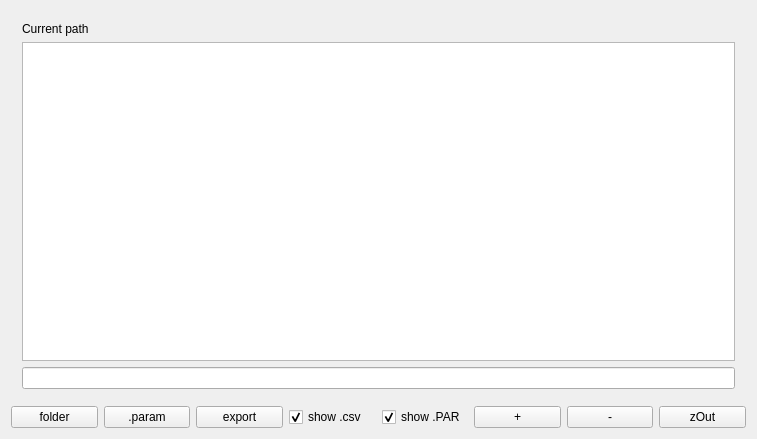
Before: the Qt Designer form mainwindow.ui in Rezenter/HysteLoop, drawn with Qt 5.
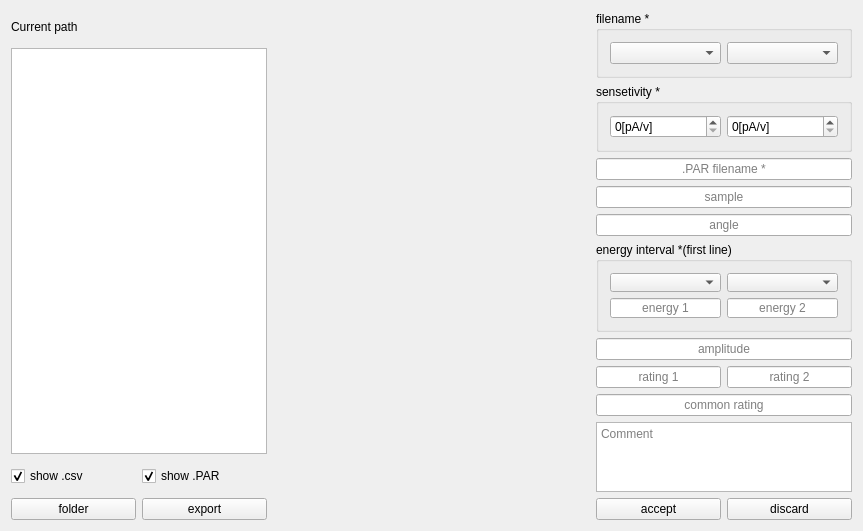
After: the same form once the commit is applied.

Diff of the .ui file:
```diff
--- a/mainwindow.ui
+++ b/mainwindow.ui
@@ -6,62 +6,188 @@
    <rect>
     <x>0</x>
     <y>0</y>
-    <width>757</width>
-    <height>439</height>
+    <width>863</width>
+    <height>519</height>
    </rect>
   </property>
   <property name="windowTitle">
    <string>MainWindow</string>
   </property>
   <widget class="QWidget" name="centralWidget">
-   <layout class="QGridLayout" name="gridLayout">
-    <item row="0" column="0" colspan="8">
-     <widget class="QSplitter" name="splitter">
-      <property name="orientation">
-       <enum>Qt::Horizontal</enum>
+   <layout class="QGridLayout" name="gridLayout_2">
+    <item row="5" column="3" colspan="2">
+     <widget class="QLineEdit" name="angleEdit">
+      <property name="text">
+       <string/>
       </property>
-      <widget class="QWidget" name="verticalLayoutWidget">
-       <layout class="QVBoxLayout" name="verticalLayout_2">
-        <item>
-         <widget class="QLabel" name="dataDirLabel">
-          <property name="text">
-           <string>Current path</string>
-          </property>
-         </widget>
-        </item>
-        <item>
-         <widget class="QTableView" name="fileTable"/>
-        </item>
-        <item>
-         <widget class="QLineEdit" name="commentLine"/>
-        </item>
-       </layout>
-      </widget>
+      <property name="alignment">
+       <set>Qt::AlignCenter</set>
+      </property>
+      <property name="placeholderText">
+       <string>angle</string>
+      </property>
      </widget>
     </item>
-    <item row="1" column="0">
+    <item row="8" column="3">
+     <widget class="QLineEdit" name="rating1Edit">
+      <property name="sizePolicy">
+       <sizepolicy hsizetype="Minimum" vsizetype="Fixed">
+        <horstretch>0</horstretch>
+        <verstretch>0</verstretch>
+       </sizepolicy>
+      </property>
+      <property name="text">
+       <string/>
+      </property>
+      <property name="alignment">
+       <set>Qt::AlignCenter</set>
+      </property>
+      <property name="placeholderText">
+       <string>rating 1</string>
+      </property>
+     </widget>
+    </item>
+    <item row="12" column="0">
      <widget class="QPushButton" name="folderButton">
+      <property name="sizePolicy">
+       <sizepolicy hsizetype="Minimum" vsizetype="Minimum">
+        <horstretch>0</horstretch>
+        <verstretch>0</verstretch>
+       </sizepolicy>
+      </property>
       <property name="text">
        <string>folder</string>
       </property>
      </widget>
     </item>
-    <item row="1" column="1">
-     <widget class="QPushButton" name="paramButton">
+    <item row="12" column="4">
+     <widget class="QPushButton" name="discardButton">
       <property name="text">
-       <string>.param</string>
+       <string>discard</string>
       </property>
      </widget>
     </item>
-    <item row="1" column="2">
+    <item row="12" column="1">
      <widget class="QPushButton" name="exportButton">
+      <property name="sizePolicy">
+       <sizepolicy hsizetype="Minimum" vsizetype="Minimum">
+        <horstretch>0</horstretch>
+        <verstretch>0</verstretch>
+       </sizepolicy>
+      </property>
       <property name="text">
        <string>export</string>
       </property>
      </widget>
     </item>
-    <item row="1" column="3">
+    <item row="4" column="3" colspan="2">
+     <widget class="QLineEdit" name="sampleEdit">
+      <property name="text">
+       <string/>
+      </property>
+      <property name="alignment">
+       <set>Qt::AlignCenter</set>
+      </property>
+      <property name="placeholderText">
+       <string>sample</string>
+      </property>
+     </widget>
+    </item>
+    <item row="8" column="4">
+     <widget class="QLineEdit" name="rating2Edit">
+      <property name="sizePolicy">
+       <sizepolicy hsizetype="Minimum" vsizetype="Fixed">
+        <horstretch>0</horstretch>
+        <verstretch>0</verstretch>
+       </sizepolicy>
+      </property>
+      <property name="text">
+       <string/>
+      </property>
+      <property name="alignment">
+       <set>Qt::AlignCenter</set>
+      </property>
+      <property name="placeholderText">
+       <string>rating 2</string>
+      </property>
+     </widget>
+    </item>
+    <item row="9" column="3" colspan="2">
+     <widget class="QLineEdit" name="ratingEdit">
+      <property name="sizePolicy">
+       <sizepolicy hsizetype="Minimum" vsizetype="Fixed">
+        <horstretch>0</horstretch>
+        <verstretch>0</verstretch>
+       </sizepolicy>
+      </property>
+      <property name="text">
+       <string/>
+      </property>
+      <property name="alignment">
+       <set>Qt::AlignCenter</set>
+      </property>
+      <property name="placeholderText">
+       <string>common rating</string>
+      </property>
+     </widget>
+    </item>
+    <item row="12" column="3">
+     <widget class="QPushButton" name="acceptButton">
+      <property name="text">
+       <string>accept</string>
+      </property>
+     </widget>
+    </item>
+    <item row="10" column="3" rowspan="2" colspan="2">
+     <widget class="QTextEdit" name="commentEdit">
+      <property name="sizePolicy">
+       <sizepolicy hsizetype="Minimum" vsizetype="Expanding">
+        <horstretch>0</horstretch>
+        <verstretch>0</verstretch>
+       </sizepolicy>
+      </property>
+      <property name="html">
+       <string>&lt;!DOCTYPE HTML PUBLIC &quot;-//W3C//DTD HTML 4.0//EN&quot; &quot;http://www.w3.org/TR/REC-html40/strict.dtd&quot;&gt;
+&lt;html&gt;&lt;head&gt;&lt;meta name=&quot;qrichtext&quot; content=&quot;1&quot; /&gt;&lt;style type=&quot;text/css&quot;&gt;
+p, li { white-space: pre-wrap; }
+&lt;/style&gt;&lt;/head&gt;&lt;body style=&quot; font-family:'MS Shell Dlg 2'; font-size:8.25pt; font-weight:400; font-style:normal;&quot;&gt;
+&lt;p style=&quot;-qt-paragraph-type:empty; margin-top:0px; margin-bottom:0px; margin-left:0px; margin-right:0px; -qt-block-indent:0; text-indent:0px;&quot;&gt;&lt;br /&gt;&lt;/p&gt;&lt;/body&gt;&lt;/html&gt;</string>
+      </property>
+      <property name="placeholderText">
+       <string>Comment</string>
+      </property>
+     </widget>
+    </item>
+    <item row="7" column="3" colspan="2">
+     <widget class="QLineEdit" name="ampEdit">
+      <property name="sizePolicy">
+       <sizepolicy hsizetype="Minimum" vsizetype="Fixed">
+        <horstretch>0</horstretch>
+        <verstretch>0</verstretch>
+       </sizepolicy>
+      </property>
+      <property name="text">
+       <string/>
+      </property>
+      <property name="alignment">
+       <set>Qt::AlignCenter</set>
+      </property>
+      <property name="placeholderText">
+       <string>amplitude</string>
+      </property>
+     </widget>
+    </item>
+    <item row="1" column="0" rowspan="10" colspan="2">
+     <widget class="QTableView" name="fileTable"/>
+    </item>
+    <item row="11" column="0">
      <widget class="QCheckBox" name="datBox">
+      <property name="sizePolicy">
+       <sizepolicy hsizetype="Minimum" vsizetype="Minimum">
+        <horstretch>0</horstretch>
+        <verstretch>0</verstretch>
+       </sizepolicy>
+      </property>
       <property name="text">
        <string>show .csv</string>
       </property>
@@ -70,8 +196,27 @@
       </property>
      </widget>
     </item>
-    <item row="1" column="4">
+    <item row="3" column="3" colspan="2">
+     <widget class="QLineEdit" name="filenameEdit">
+      <property name="text">
+       <string/>
+      </property>
+      <property name="alignment">
+       <set>Qt::AlignCenter</set>
+      </property>
+      <property name="placeholderText">
+       <string>.PAR filename *</string>
+      </property>
+     </widget>
+    </item>
+    <item row="11" column="1">
      <widget class="QCheckBox" name="parBox">
+      <property name="sizePolicy">
+       <sizepolicy hsizetype="Minimum" vsizetype="Minimum">
+        <horstretch>0</horstretch>
+        <verstretch>0</verstretch>
+       </sizepolicy>
+      </property>
       <property name="text">
        <string>show .PAR</string>
       </property>
@@ -80,27 +225,211 @@
       </property>
      </widget>
     </item>
-    <item row="1" column="5">
-     <widget class="QPushButton" name="zoomPButton">
+    <item row="0" column="0" colspan="2">
+     <widget class="QLabel" name="dataDirLabel">
+      <property name="sizePolicy">
+       <sizepolicy hsizetype="Minimum" vsizetype="Minimum">
+        <horstretch>0</horstretch>
+        <verstretch>0</verstretch>
+       </sizepolicy>
+      </property>
       <property name="text">
-       <string>+</string>
+       <string>Current path</string>
       </property>
      </widget>
     </item>
-    <item row="1" column="6">
-     <widget class="QPushButton" name="zoomMButton">
-      <property name="text">
-       <string>-</string>
+    <item row="6" column="3" colspan="2">
+     <widget class="QGroupBox" name="groupBox_3">
+      <property name="sizePolicy">
+       <sizepolicy hsizetype="Minimum" vsizetype="Preferred">
+        <horstretch>0</horstretch>
+        <verstretch>0</verstretch>
+       </sizepolicy>
       </property>
+      <property name="minimumSize">
+       <size>
+        <width>0</width>
+        <height>90</height>
+       </size>
+      </property>
+      <property name="title">
+       <string>energy interval *(first line)</string>
+      </property>
+      <layout class="QGridLayout" name="gridLayout">
+       <item row="0" column="0">
+        <widget class="QComboBox" name="element1Box">
+         <property name="sizePolicy">
+          <sizepolicy hsizetype="Minimum" vsizetype="Fixed">
+           <horstretch>0</horstretch>
+           <verstretch>0</verstretch>
+          </sizepolicy>
+         </property>
+         <property name="minimumSize">
+          <size>
+           <width>0</width>
+           <height>15</height>
+          </size>
+         </property>
+        </widget>
+       </item>
+       <item row="0" column="1">
+        <widget class="QComboBox" name="element2Box">
+         <property name="sizePolicy">
+          <sizepolicy hsizetype="Minimum" vsizetype="Fixed">
+           <horstretch>0</horstretch>
+           <verstretch>0</verstretch>
+          </sizepolicy>
+         </property>
+         <property name="minimumSize">
+          <size>
+           <width>0</width>
+           <height>15</height>
+          </size>
+         </property>
+        </widget>
+       </item>
+       <item row="1" column="0">
+        <widget class="QLineEdit" name="energy1Edit">
+         <property name="sizePolicy">
+          <sizepolicy hsizetype="Minimum" vsizetype="Fixed">
+           <horstretch>0</horstretch>
+           <verstretch>0</verstretch>
+          </sizepolicy>
+         </property>
+         <property name="minimumSize">
+          <size>
+           <width>0</width>
+           <height>15</height>
+          </size>
+         </property>
+         <property name="text">
+          <string/>
+         </property>
+         <property name="alignment">
+          <set>Qt::AlignCenter</set>
+         </property>
+         <property name="placeholderText">
+          <string>energy 1</string>
+         </property>
+        </widget>
+       </item>
+       <item row="1" column="1">
+        <widget class="QLineEdit" name="energy2Edit">
+         <property name="sizePolicy">
+          <sizepolicy hsizetype="Minimum" vsizetype="Fixed">
+           <horstretch>0</horstretch>
+           <verstretch>0</verstretch>
+          </sizepolicy>
+         </property>
+         <property name="minimumSize">
+          <size>
+           <width>0</width>
+           <height>15</height>
+          </size>
+         </property>
+         <property name="text">
+          <string/>
+         </property>
+         <property name="alignment">
+          <set>Qt::AlignCenter</set>
+         </property>
+         <property name="placeholderText">
+          <string>energy 2</string>
+         </property>
+        </widget>
+       </item>
+      </layout>
      </widget>
     </item>
-    <item row="1" column="7">
-     <widget class="QPushButton" name="zoomOButton">
-      <property name="text">
-       <string>zOut</string>
+    <item row="0" column="2" rowspan="13">
+     <widget class="QWidget" name="chartWidget" native="true">
+      <property name="sizePolicy">
+       <sizepolicy hsizetype="Expanding" vsizetype="Expanding">
+        <horstretch>0</horstretch>
+        <verstretch>0</verstretch>
+       </sizepolicy>
       </property>
      </widget>
     </item>
+    <item row="0" column="3" rowspan="2" colspan="2">
+     <widget class="QGroupBox" name="groupBox_2">
+      <property name="sizePolicy">
+       <sizepolicy hsizetype="Minimum" vsizetype="Preferred">
+        <horstretch>0</horstretch>
+        <verstretch>0</verstretch>
+       </sizepolicy>
+      </property>
+      <property name="title">
+       <string>filename *</string>
+      </property>
+      <layout class="QGridLayout" name="gridLayout_3">
+       <item row="1" column="1">
+        <widget class="QComboBox" name="file2Box">
+         <property name="sizePolicy">
+          <sizepolicy hsizetype="Minimum" vsizetype="Fixed">
+           <horstretch>0</horstretch>
+           <verstretch>0</verstretch>
+          </sizepolicy>
+         </property>
+        </widget>
+       </item>
+       <item row="1" column="0">
+        <widget class="QComboBox" name="file1Box">
+         <property name="sizePolicy">
+          <sizepolicy hsizetype="Minimum" vsizetype="Fixed">
+           <horstretch>0</horstretch>
+           <verstretch>0</verstretch>
+          </sizepolicy>
+         </property>
+         <property name="toolTip">
+          <string/>
+         </property>
+        </widget>
+       </item>
+      </layout>
+     </widget>
+    </item>
+    <item row="2" column="3" colspan="2">
+     <widget class="QGroupBox" name="groupBox">
+      <property name="minimumSize">
+       <size>
+        <width>0</width>
+        <height>0</height>
+       </size>
+      </property>
+      <property name="title">
+       <string>sensetivity *</string>
+      </property>
+      <layout class="QHBoxLayout" name="horizontalLayout">
+       <item>
+        <widget class="QSpinBox" name="sens1Box">
+         <property name="suffix">
+          <string>[pA/v]</string>
+         </property>
+         <property name="maximum">
+          <number>1000</number>
+         </property>
+         <property name="value">
+          <number>0</number>
+         </property>
+        </widget>
+       </item>
+       <item>
+        <widget class="QSpinBox" name="sens2Box">
+         <property name="suffix">
+          <string>[pA/v]</string>
+         </property>
+         <property name="maximum">
+          <number>1000</number>
+         </property>
+         <property name="value">
+          <number>0</number>
+         </property>
+        </widget>
+       </item>
+      </layout>
+     </widget>
+    </item>
    </layout>
   </widget>
  </widget>
```
